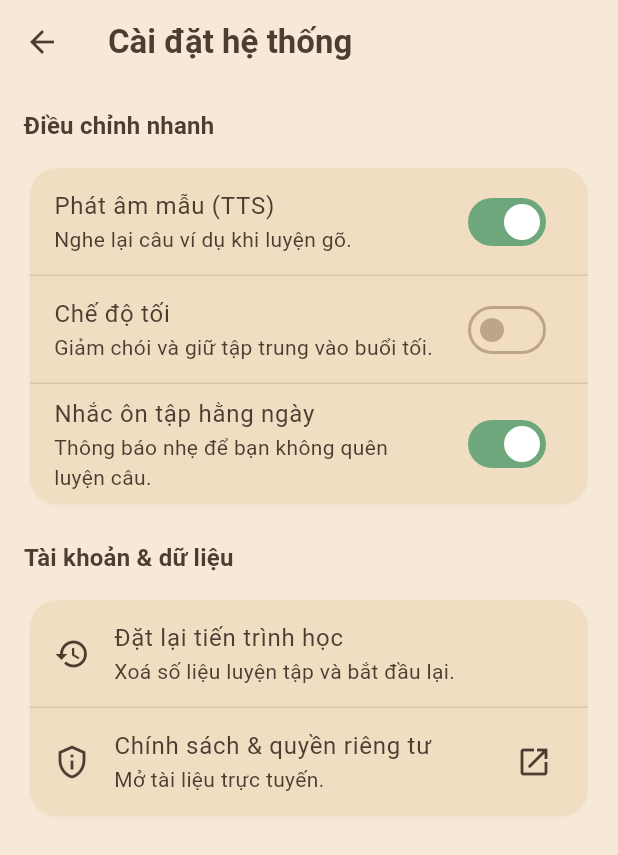
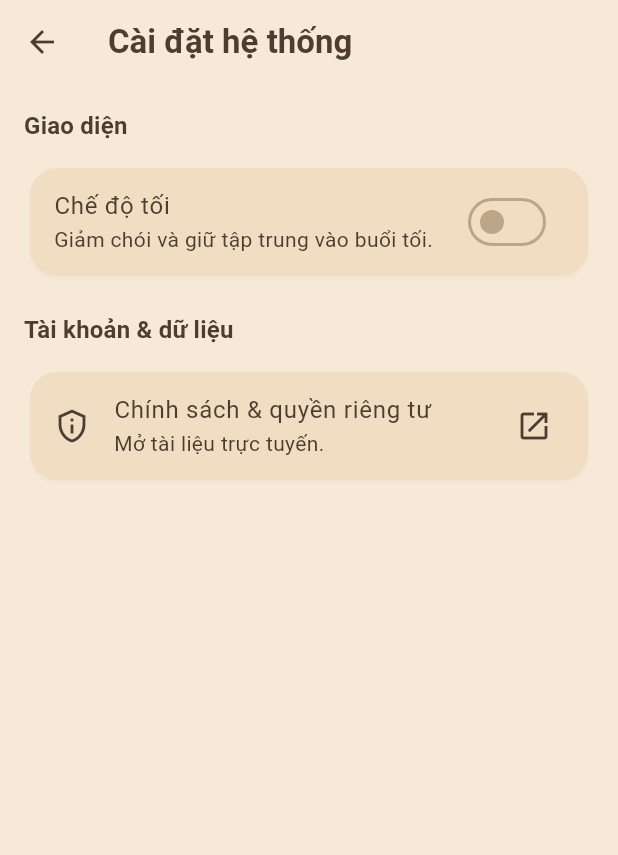
Before and after one commit to hieuhieu2202/learnchinesene, a Flutter app: the SettingsPage screen opened by its route, on a phone screen of 412 x 824 dp. Shown: the top 855 px of the screen. Run offline on Flutter 3.47's test engine with Material 3 defaults, Android fonts, the phone set to English and light mode, and no system bars; our stand-ins replace audioplayers, get, sqflite; accounts and stored records are empty.

Commit message:
Simplify system settings layout

```diff
--- a/lib/features/system/presentation/pages/settings_page.dart
+++ b/lib/features/system/presentation/pages/settings_page.dart
@@ -22,35 +22,17 @@ class SettingsPage extends StatelessWidget {
         padding: const EdgeInsets.all(16),
         children: [
           Text(
-            'Điều chỉnh nhanh',
+            'Giao diện',
             style: theme.textTheme.titleMedium?.copyWith(fontWeight: FontWeight.w700),
           ),
           const SizedBox(height: 12),
           Card(
             shape: RoundedRectangleBorder(borderRadius: BorderRadius.circular(18)),
-            child: Column(
-              children: [
-                SwitchListTile.adaptive(
-                  value: true,
-                  title: const Text('Phát âm mẫu (TTS)'),
-                  subtitle: const Text('Nghe lại câu ví dụ khi luyện gõ.'),
-                  onChanged: (_) {},
-                ),
-                const Divider(height: 0),
-                SwitchListTile.adaptive(
-                  value: false,
-                  title: const Text('Chế độ tối'),
-                  subtitle: const Text('Giảm chói và giữ tập trung vào buổi tối.'),
-                  onChanged: (_) {},
-                ),
-                const Divider(height: 0),
-                SwitchListTile.adaptive(
-                  value: true,
-                  title: const Text('Nhắc ôn tập hằng ngày'),
-                  subtitle: const Text('Thông báo nhẹ để bạn không quên luyện câu.'),
-                  onChanged: (_) {},
-                ),
-              ],
+            child: SwitchListTile.adaptive(
+              value: false,
+              title: const Text('Chế độ tối'),
+              subtitle: const Text('Giảm chói và giữ tập trung vào buổi tối.'),
+              onChanged: (_) {},
             ),
           ),
           const SizedBox(height: 20),
@@ -63,13 +45,6 @@ class SettingsPage extends StatelessWidget {
             shape: RoundedRectangleBorder(borderRadius: BorderRadius.circular(18)),
             child: Column(
               children: [
-                ListTile(
-                  leading: const Icon(Icons.restore),
-                  title: const Text('Đặt lại tiến trình học'),
-                  subtitle: const Text('Xoá số liệu luyện tập và bắt đầu lại.'),
-                  onTap: () {},
-                ),
-                const Divider(height: 0),
                 ListTile(
                   leading: const Icon(Icons.privacy_tip_outlined),
                   title: const Text('Chính sách & quyền riêng tư'),
```
